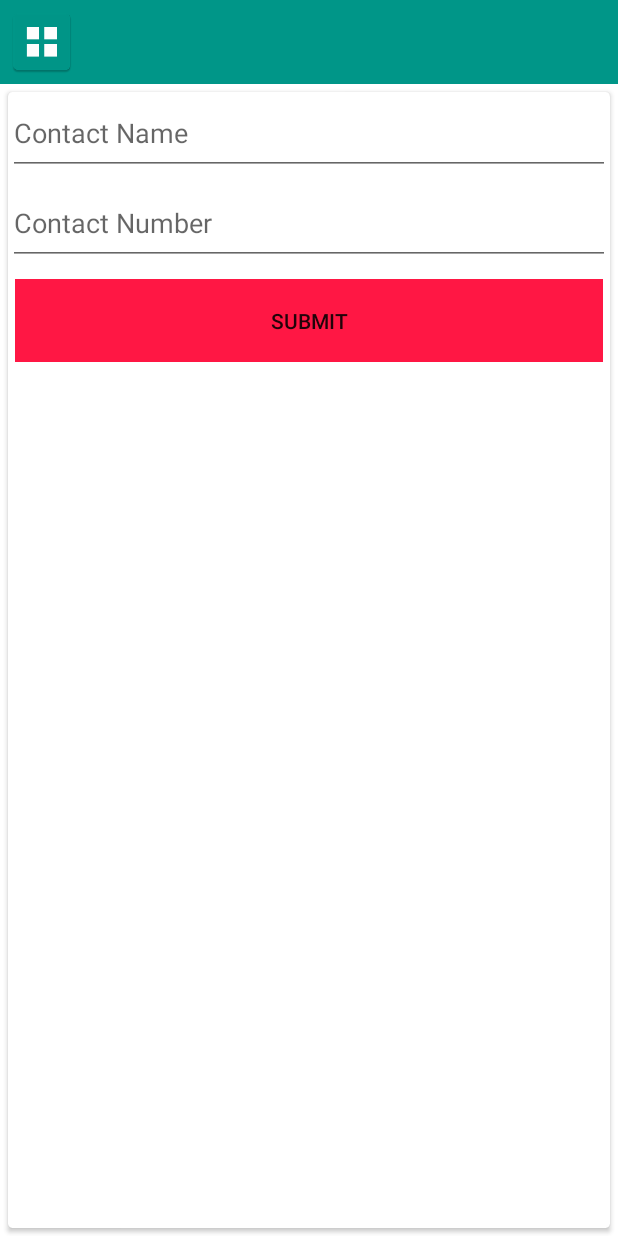
After one commit to Rawj3r/JONGA, an Android app: the fragment AddContact placed in its activity, on a phone screen of 412 x 824 dp. The commit adds this screen. Run offline under Robolectric (Android 15) with nearby library versions, the phone set to English and light mode, and no system bars; 5 statements that could not run were skipped.

Commit message:
new update

```diff
--- a/app/src/main/AndroidManifest.xml
+++ b/app/src/main/AndroidManifest.xml
@@ -6,6 +6,8 @@
     <uses-permission android:name="android.permission.INTERNET" />
     <permission android:name="com.risencolab.rogernkosi.jonga.permission.C2D_MESSAGE" android:protectionLevel="signature" />
     <uses-permission android:name="com.risencolab.rogernkosi.jonga.permission.C2D_MESSAGE" />
+    <uses-permission android:name="android.permission.CALL_PHONE" />
+    <uses-permission android:name="android.permission.READ_PHONE_STATE" />
 
     <application
         android:allowBackup="true"
--- a/app/src/main/java/com/risencolab/rogernkosi/jonga/FullscreenActivity.java
+++ b/app/src/main/java/com/risencolab/rogernkosi/jonga/FullscreenActivity.java
@@ -1,5 +1,6 @@
 package com.risencolab.rogernkosi.jonga;
 
+import android.app.ProgressDialog;
 import android.content.BroadcastReceiver;
 import android.content.Context;
 import android.content.Intent;
@@ -8,6 +9,8 @@ import android.graphics.drawable.Drawable;
 import android.os.AsyncTask;
 import android.support.design.widget.NavigationView;
 
+import android.support.v4.app.FragmentManager;
+import android.support.v4.app.FragmentTransaction;
 import android.support.v4.content.LocalBroadcastManager;
 import android.support.v4.content.res.ResourcesCompat;
 import android.support.v4.view.GravityCompat;
@@ -27,23 +30,30 @@ import android.widget.Toast;
 
 import com.google.android.gms.common.ConnectionResult;
 import com.google.android.gms.common.GooglePlayServicesUtil;
+import com.google.android.gms.common.api.Status;
+
+import org.json.JSONException;
+import org.json.JSONObject;
+
+import java.util.HashMap;
 
 public class FullscreenActivity extends AppCompatActivity implements NavigationView.OnNavigationItemSelectedListener{
 
     private BroadcastReceiver mRegistrationBroadcastReceiver;
     Toolbar toolbar;
+    String status;
 
     @Override
     protected void onCreate(Bundle savedInstanceState) {
+
+        new GetStatus().execute();
+
         super.onCreate(savedInstanceState);
 
         setContentView(R.layout.activity_fullscreen);
 
         //Set the fragment initially
-        Ready fragment = new Ready();
-        android.support.v4.app.FragmentTransaction fragmentTransaction = getSupportFragmentManager().beginTransaction();
-        fragmentTransaction.replace(R.id.fragment_container, fragment);
-        fragmentTransaction.commit();
+
 
 
         toolbar = (Toolbar) findViewById(R.id.toolbar);
@@ -96,6 +106,101 @@ public class FullscreenActivity extends AppCompatActivity implements NavigationV
         setNavView();
         setTabIcons();
         connect();
+    }
+
+    @Override
+    protected void onPostResume() {
+        super.onPostResume();
+
+    }
+
+    @Override
+    protected void onRestart() {
+        super.onRestart();
+        new GetStatus().execute();
+    }
+
+
+    class GetStatus extends AsyncTask<String, String, JSONObject>{
+
+        JSONPArser jsonParser = new JSONPArser();
+
+        ProgressDialog progressDialog;
+
+        String URL = "http://jonga.co/jongas/";
+
+        private static final String TAG_SUCCESS = "success";
+        private static final String TAG_MESSAGE = "message";
+
+        @Override
+        protected void onPreExecute() {
+            super.onPreExecute();
+            progressDialog = new ProgressDialog(FullscreenActivity.this);
+            progressDialog.setMessage("Getting view...");
+            progressDialog.setIndeterminate(false);
+            progressDialog.setCancelable(true);
+            progressDialog.show();
+        }
+
+        @Override
+        protected JSONObject doInBackground(String... params) {
+
+            try {
+                HashMap<String, String> hashMap = new HashMap<>();
+                hashMap.put("type", "status");
+                JSONObject object = jsonParser.makeHttpRequest(URL, "POST", hashMap);
+
+
+                if (object != null){
+                    Log.d("JSON result", object.toString());
+                    return object;
+                }
+
+
+            }catch (Exception e){
+                e.printStackTrace();
+            }
+            return null;
+        }
+
+        @Override
+        protected void onPostExecute(JSONObject jsonObject) {
+            super.onPostExecute(jsonObject);
+
+            int success = 0;
+            String message = "";
+
+            if (progressDialog != null){
+                progressDialog.dismiss();
+            }
+
+            try{
+                status = jsonObject.getString("data");
+                Log.e("status", status);
+
+                if (status.equals("1")){
+
+                    FragmentManager manager = getSupportFragmentManager();
+                    FragmentTransaction fragmentTransaction = manager.beginTransaction();
+                    fragmentTransaction.replace(R.id.fragment_container, new Armed());
+                    fragmentTransaction.commit();
+
+                }else if (status.equals("2")){
+                    FragmentManager manager = getSupportFragmentManager();
+                    FragmentTransaction fragmentTransaction = manager.beginTransaction();
+                    fragmentTransaction.replace(R.id.fragment_container, new Ready());
+                    fragmentTransaction.commit();
+                }else if (status.equals("3")){
+                    FragmentManager manager = getSupportFragmentManager();
+                    FragmentTransaction fragmentTransaction = manager.beginTransaction();
+                    fragmentTransaction.replace(R.id.fragment_container, new Tripped());
+                    fragmentTransaction.commit();
+                }
+
+            }catch (JSONException e){
+
+            }
+        }
     }
 
     private void connect() {
@@ -160,6 +265,9 @@ public class FullscreenActivity extends AppCompatActivity implements NavigationV
             android.support.v4.app.FragmentTransaction fragmentTransaction = getSupportFragmentManager().beginTransaction();
             fragmentTransaction.replace(R.id.fragment_container, fragment);
             fragmentTransaction.commit();
+        }else if (id == R.id.home){
+            Intent i = new Intent(this, FullscreenActivity.class);
+            startActivity(i);
         }
 
         DrawerLayout drawerLayout = (DrawerLayout) findViewById(R.id.drawer_layout);
--- /dev/null
+++ b/app/src/main/res/layout/fragment_add_contact.xml
@@ -0,0 +1,42 @@
+<FrameLayout xmlns:android="http://schemas.android.com/apk/res/android"
+    xmlns:tools="http://schemas.android.com/tools"
+    android:layout_width="match_parent"
+    android:layout_height="match_parent"
+    xmlns:card_view="http://schemas.android.com/apk/res-auto"
+    tools:context="com.risencolab.rogernkosi.jonga.AddContact">
+
+    <android.support.v7.widget.CardView
+        android:id="@+id/card_view"
+        android:layout_width="match_parent"
+        android:layout_height="match_parent"
+        android:layout_gravity="center"
+        android:layout_margin="5dip"
+        android:elevation="3dp"
+        card_view:cardCornerRadius="3dip">
+
+        <EditText
+            android:hint="Contact Name"
+            android:id="@+id/cname"
+            android:layout_width="match_parent"
+            android:layout_height="55dip" />
+
+        <EditText
+            android:hint="Contact Number"
+            android:id="@+id/cnumber"
+            android:layout_marginTop="60dip"
+            android:layout_width="match_parent"
+            android:layout_height="55dip" />
+
+        </android.support.v7.widget.CardView>
+
+    <Button
+        android:text="Submit"
+        android:id="@+id/btnadd"
+        android:background="#FF1744"
+        android:layout_marginLeft="10dip"
+        android:layout_marginRight="10dip"
+        android:layout_marginTop="130dip"
+        android:layout_width="match_parent"
+        android:layout_height="55dip" />
+
+</FrameLayout>
--- a/app/src/main/res/menu/activity_main_drawer.xml
+++ b/app/src/main/res/menu/activity_main_drawer.xml
@@ -3,9 +3,12 @@
 
     <item android:title="More Content">
         <menu>
-        <item
-            android:id="@+id/con"
-            android:title="Contacts" />
+            <item
+                android:id="@+id/con"
+                android:title="Contacts" />
+            <item
+                android:id="@+id/home"
+                android:title="Home" />
         </menu>
     </item>
 
```
Also changed, not shown: app/src/main/java/com/risencolab/rogernkosi/jonga/AddContact.java (added, +135 -0 lines), app/src/main/java/com/risencolab/rogernkosi/jonga/Armed.java (+60 -4 lines), app/src/main/java/com/risencolab/rogernkosi/jonga/Contacts.java (+25 -1 lines), app/src/main/java/com/risencolab/rogernkosi/jonga/Ready.java (+67 -6 lines), app/src/main/java/com/risencolab/rogernkosi/jonga/Tripped.java (+145 -1 lines), app/src/main/res/layout/fragment_contacts.xml (+23 -0 lines), app/src/main/res/layout/layout_tripped.xml (+5 -3 lines), app/src/main/ic_launcher_add_cont-web.png (added), app/src/main/res/mipmap-hdpi/ic_launcher_add_cont.png (added), app/src/main/res/mipmap-mdpi/ic_launcher_add_cont.png (added), app/src/main/res/mipmap-xhdpi/ic_launcher_add_cont.png (added), app/src/main/res/mipmap-xxhdpi/ic_launcher_add_cont.png (added), app/src/main/res/mipmap-xxxhdpi/ic_launcher_add_cont.png (added).
